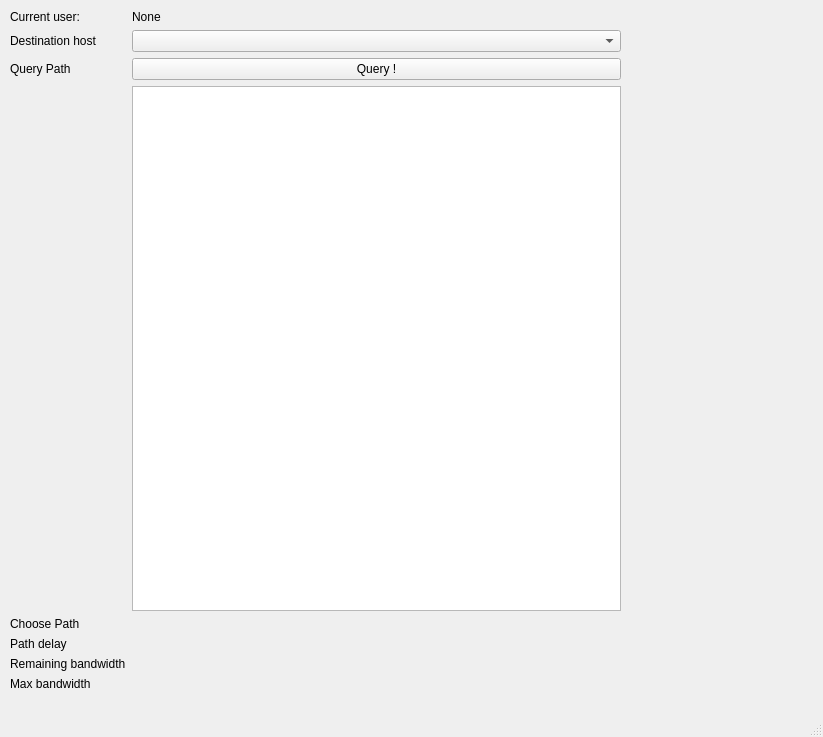
This is client.ui in edisonleolhl/NetworkUserGUI as Qt 5 draws it before an edit. The edited form follows.
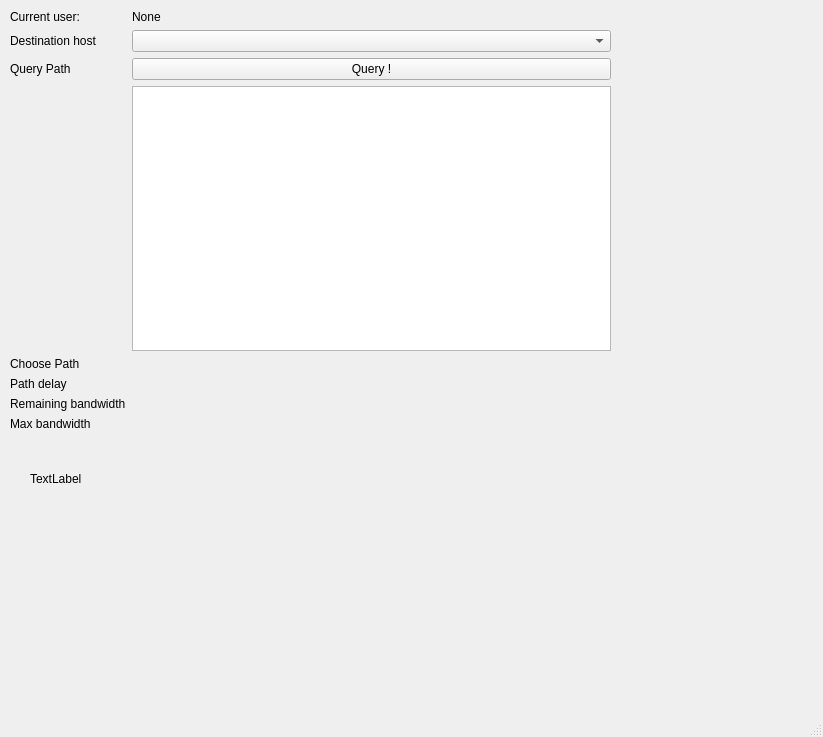
This is the edited form.

```diff
--- a/client.ui
+++ b/client.ui
@@ -14,13 +14,54 @@
    <string>Client GUI</string>
   </property>
   <widget class="QWidget" name="centralwidget">
+   <widget class="QWidget" name="widget" native="true">
+    <property name="geometry">
+     <rect>
+      <x>10</x>
+      <y>440</y>
+      <width>601</width>
+      <height>241</height>
+     </rect>
+    </property>
+    <widget class="QLabel" name="label_4">
+     <property name="geometry">
+      <rect>
+       <x>20</x>
+       <y>30</y>
+       <width>67</width>
+       <height>17</height>
+      </rect>
+     </property>
+     <property name="text">
+      <string>TextLabel</string>
+     </property>
+    </widget>
+    <widget class="QWidget" name="">
+     <property name="geometry">
+      <rect>
+       <x>150</x>
+       <y>0</y>
+       <width>451</width>
+       <height>111</height>
+      </rect>
+     </property>
+     <layout class="QVBoxLayout" name="user_path_vertical_layout">
+      <item>
+       <layout class="QHBoxLayout" name="user_path_horizontal_layout_1"/>
+      </item>
+      <item>
+       <layout class="QHBoxLayout" name="user_path_horizontal_layout_2"/>
+      </item>
+     </layout>
+    </widget>
+   </widget>
    <widget class="QWidget" name="">
     <property name="geometry">
      <rect>
       <x>10</x>
       <y>10</y>
-      <width>611</width>
-      <height>681</height>
+      <width>601</width>
+      <height>421</height>
      </rect>
     </property>
     <layout class="QFormLayout" name="formLayout">
```
Left out of the diff: 23 changed lines with no effect on the pictures.
